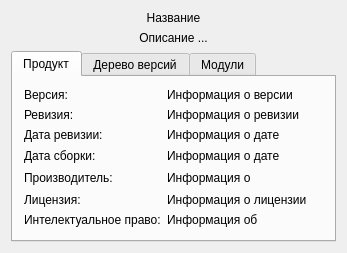
ssoft-hub/qmake-features, file src/Qt/AutoVersion/form/AboutWidget.ui: the form before one commit.
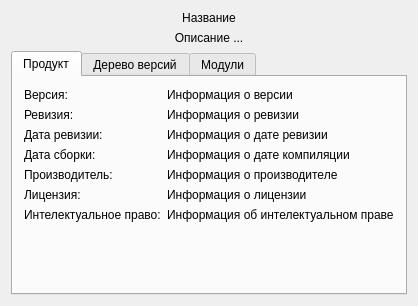
The form after the commit.

Commit message: Fixed: The AboutWidget product view is fixed.

The edit to the form file:
```diff
--- a/src/Qt/AutoVersion/form/AboutWidget.ui
+++ b/src/Qt/AutoVersion/form/AboutWidget.ui
@@ -2,14 +2,6 @@
 <ui version="4.0">
  <class>AboutWidget</class>
  <widget class="QWidget" name="AboutWidget">
-  <property name="geometry">
-   <rect>
-    <x>0</x>
-    <y>0</y>
-    <width>347</width>
-    <height>253</height>
-   </rect>
-  </property>
   <property name="windowTitle">
    <string>О программе</string>
   </property>
@@ -46,6 +38,8 @@
       <attribute name="title">
        <string>Продукт</string>
       </attribute>
+      <layout class="QVBoxLayout" name="product_tab_layout">
+       <item>
       <layout class="QHBoxLayout" name="product_layout">
        <item>
         <layout class="QFormLayout" name="version_layout">
@@ -67,9 +61,6 @@
            <property name="alignment">
             <set>Qt::AlignLeading|Qt::AlignLeft|Qt::AlignTop</set>
            </property>
-           <property name="wordWrap">
-            <bool>true</bool>
-           </property>
           </widget>
          </item>
          <item row="1" column="0">
@@ -90,9 +81,6 @@
            <property name="alignment">
             <set>Qt::AlignLeading|Qt::AlignLeft|Qt::AlignTop</set>
            </property>
-           <property name="wordWrap">
-            <bool>true</bool>
-           </property>
           </widget>
          </item>
          <item row="2" column="0">
@@ -113,9 +101,6 @@
            <property name="alignment">
             <set>Qt::AlignLeading|Qt::AlignLeft|Qt::AlignTop</set>
            </property>
-           <property name="wordWrap">
-            <bool>true</bool>
-           </property>
           </widget>
          </item>
          <item row="3" column="0">
@@ -136,9 +121,6 @@
            <property name="alignment">
             <set>Qt::AlignLeading|Qt::AlignLeft|Qt::AlignTop</set>
            </property>
-           <property name="wordWrap">
-            <bool>true</bool>
-           </property>
           </widget>
          </item>
          <item row="4" column="0">
@@ -159,9 +141,6 @@
            <property name="alignment">
             <set>Qt::AlignLeading|Qt::AlignLeft|Qt::AlignTop</set>
            </property>
-           <property name="wordWrap">
-            <bool>true</bool>
-           </property>
           </widget>
          </item>
          <item row="5" column="0">
@@ -182,9 +161,6 @@
            <property name="alignment">
             <set>Qt::AlignLeading|Qt::AlignLeft|Qt::AlignTop</set>
            </property>
-           <property name="wordWrap">
-            <bool>true</bool>
-           </property>
           </widget>
          </item>
          <item row="6" column="0">
@@ -205,12 +181,37 @@
            <property name="alignment">
             <set>Qt::AlignLeading|Qt::AlignLeft|Qt::AlignTop</set>
            </property>
-           <property name="wordWrap">
-            <bool>true</bool>
-           </property>
           </widget>
          </item>
         </layout>
+         </item>
+         <item>
+          <spacer name="product_spacer">
+           <property name="orientation">
+            <enum>Qt::Horizontal</enum>
+           </property>
+           <property name="sizeHint" stdset="0">
+            <size>
+             <width>0</width>
+             <height>0</height>
+            </size>
+           </property>
+          </spacer>
+         </item>
+        </layout>
+       </item>
+       <item>
+        <spacer name="product_tab_spacer">
+         <property name="orientation">
+          <enum>Qt::Vertical</enum>
+         </property>
+         <property name="sizeHint" stdset="0">
+          <size>
+           <width>0</width>
+           <height>0</height>
+          </size>
+         </property>
+        </spacer>
        </item>
       </layout>
      </widget>
```
Left out of the diff: 6 changed lines with no effect on the pictures. Lines whose indentation alone changed are shown as unchanged. The commit also changes 1 other file.
